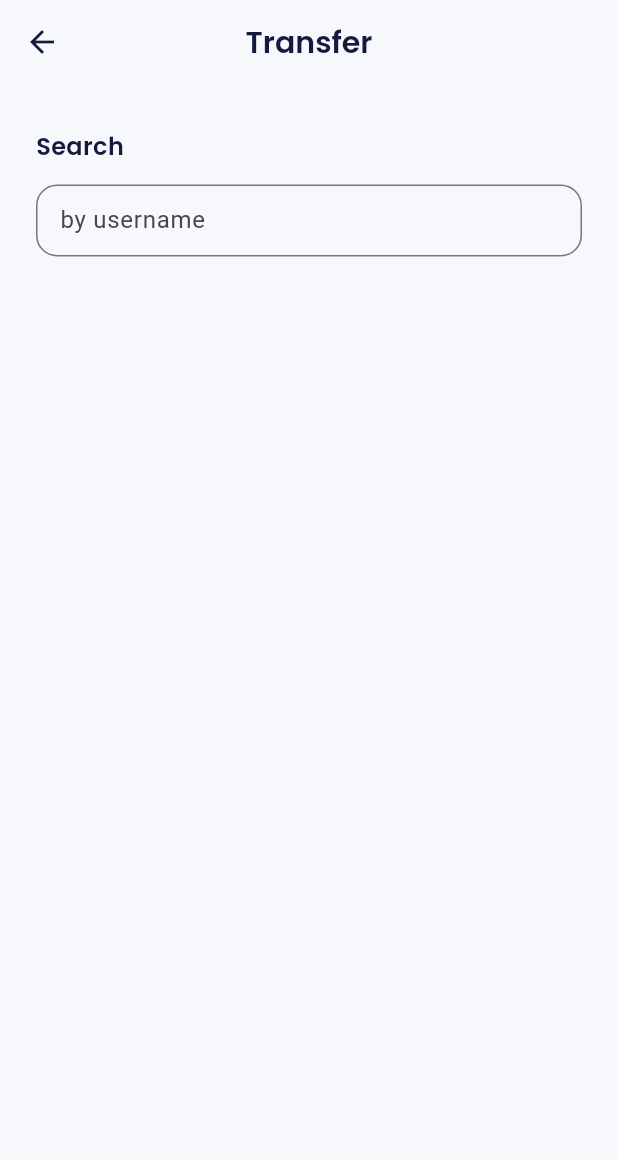
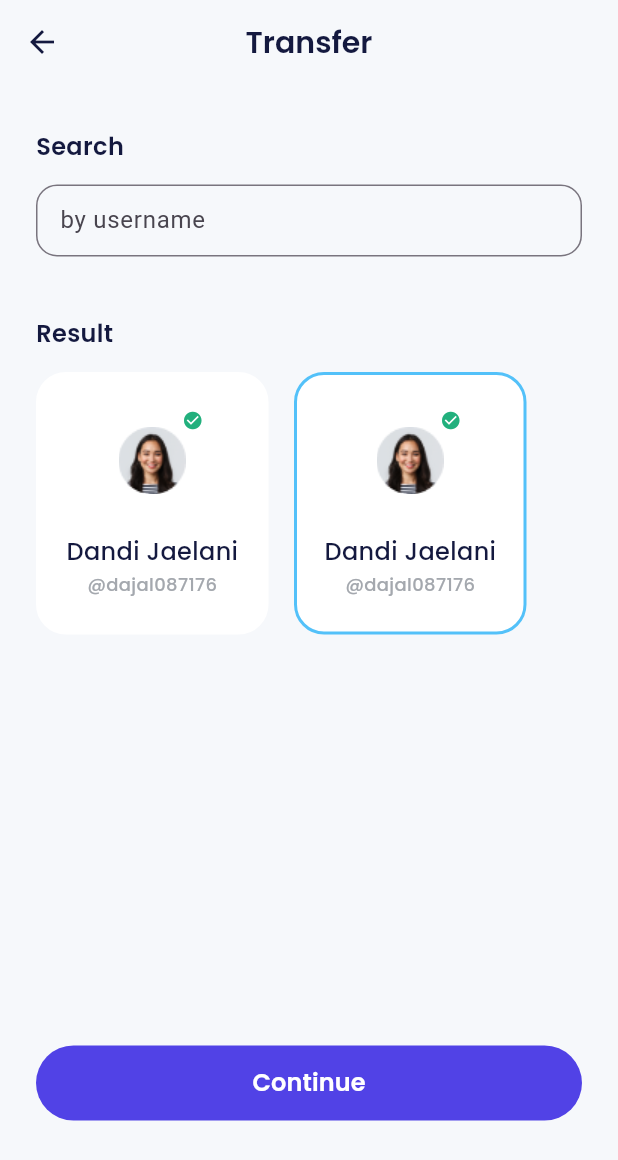
Before and after one commit to abdulazizpermana/bank_sha, a Flutter app: the TransferPage screen opened by its route, on a phone screen of 412 x 824 dp. Shown: the top 1160 px of the screen. Run offline on Flutter 3.47's test engine with Material 3 defaults, Android fonts, the phone set to English and light mode, and no system bars; our stand-ins replace carousel_slider, google_fonts.

Commit message:
add transfer pafe & custom widget

```diff
--- a/lib/pages/transfer/transfer_page.dart
+++ b/lib/pages/transfer/transfer_page.dart
@@ -1,5 +1,8 @@
 import 'package:bank_sha/shared/theme.dart';
+import 'package:bank_sha/widgets/buttons.dart';
 import 'package:bank_sha/widgets/custom_form.dart';
+import 'package:bank_sha/widgets/transfer_recent_user_item.dart';
+import 'package:bank_sha/widgets/transfer_result_item.dart';
 import 'package:flutter/material.dart';
 
 class TransferPage extends StatelessWidget {
@@ -31,9 +34,99 @@
           const SizedBox(
             height: 14,
           ),
-          CustomFormField(
+          const CustomFormField(
             title: 'by username',
             isShowTitle: false,
+          ),
+          // buildRecentUsers(),
+          buildResult(),
+          const SizedBox(
+            height: 274,
+          ),
+          CustomButtonFilled(
+            title: 'Continue',
+            onPressed: () {},
+          ),
+        ],
+      ),
+    );
+  }
+
+  Widget buildRecentUsers() {
+    return Container(
+      margin: const EdgeInsets.only(
+        top: 40,
+      ),
+      child: Column(
+        crossAxisAlignment: CrossAxisAlignment.start,
+        children: [
+          Text(
+            'Recent Users',
+            style: blackTextStyle.copyWith(
+              fontSize: 16,
+              fontWeight: semiBold,
+            ),
+          ),
+          const SizedBox(
+            height: 14,
+          ),
+          const TransferRecentUserItem(
+            imageUrl: 'assets/img_friend1.png',
+            isVerified: true,
+            name: 'Dandi Jaelani',
+            username: 'dajal087176',
+          ),
+          const TransferRecentUserItem(
+            imageUrl: 'assets/img_friend2.png',
+            name: 'Asep Wibowo',
+            username: 'dajal087176',
+          ),
+          const TransferRecentUserItem(
+            imageUrl: 'assets/img_friend3.png',
+            name: 'Abdul Gofar Maulana',
+            username: 'dajal087176',
+          ),
+        ],
+      ),
+    );
+  }
+
+  Widget buildResult() {
+    return Container(
+      margin: const EdgeInsets.only(
+        top: 40,
+      ),
+      child: Column(
+        crossAxisAlignment: CrossAxisAlignment.start,
+        children: [
+          Text(
+            'Result',
+            style: blackTextStyle.copyWith(
+              fontSize: 16,
+              fontWeight: semiBold,
+            ),
+          ),
+          const SizedBox(
+            height: 14,
+          ),
+          const Wrap(
+            spacing: 17,
+            runSpacing: 17,
+            children: [
+              TransferResultUserItem(
+                imageUrl: 'assets/img_friend1.png',
+                isVerified: true,
+                name: 'Dandi Jaelani',
+                username: 'dajal087176',
+              ),
+              TransferResultUserItem(
+                imageUrl: 'assets/img_friend1.png',
+                isVerified: true,
+                name: 'Dandi Jaelani',
+                username: 'dajal087176',
+                isSelected: true,
+              ),
+            ],
           )
         ],
       ),
--- /dev/null
+++ b/lib/widgets/transfer_result_item.dart
@@ -0,0 +1,95 @@
+import 'package:bank_sha/shared/theme.dart';
+import 'package:flutter/material.dart';
+
+class TransferResultUserItem extends StatelessWidget {
+  final String imageUrl;
+  final String name;
+  final String username;
+  final bool isVerified;
+  final bool isSelected;
+
+  const TransferResultUserItem({
+    super.key,
+    required this.imageUrl,
+    this.isVerified = false,
+    required this.name,
+    required this.username,
+    this.isSelected = false,
+  });
+
+  @override
+  Widget build(BuildContext context) {
+    return Container(
+      width: 155,
+      height: 175,
+      padding: const EdgeInsets.symmetric(
+        horizontal: 14,
+        vertical: 22,
+      ),
+      decoration: BoxDecoration(
+        color: whiteColor,
+        borderRadius: BorderRadius.circular(20),
+        border: Border.all(
+          color: isSelected ? blueColor : whiteColor,
+          width: 2,
+        ),
+      ),
+      child: Column(
+        children: [
+          Container(
+            width: 70,
+            height: 70,
+            decoration: BoxDecoration(
+              shape: BoxShape.circle,
+              image: DecorationImage(
+                image: AssetImage(
+                  imageUrl,
+                ),
+              ),
+            ),
+            child: isVerified
+                ? Align(
+                    alignment: Alignment.topRight,
+                    child: Container(
+                      width: 16,
+                      height: 16,
+                      decoration: BoxDecoration(
+                        shape: BoxShape.circle,
+                        color: whiteColor,
+                      ),
+                      child: Center(
+                        child: Icon(
+                          Icons.check_circle,
+                          color: greenColor,
+                          size: 14,
+                        ),
+                      ),
+                    ),
+                  )
+                : null,
+          ),
+          const SizedBox(
+            height: 14,
+          ),
+          Text(
+            name,
+            style: blackTextStyle.copyWith(
+              fontSize: 16,
+              fontWeight: medium,
+            ),
+          ),
+          const SizedBox(
+            height: 2,
+          ),
+          Text(
+            '@$username',
+            style: greyTextStyle.copyWith(
+              fontSize: 12,
+              fontWeight: medium,
+            ),
+          ),
+        ],
+      ),
+    );
+  }
+}
```
Also changed, not shown: lib/widgets/transfer_recent_user_item.dart (added, +92 -0 lines).
